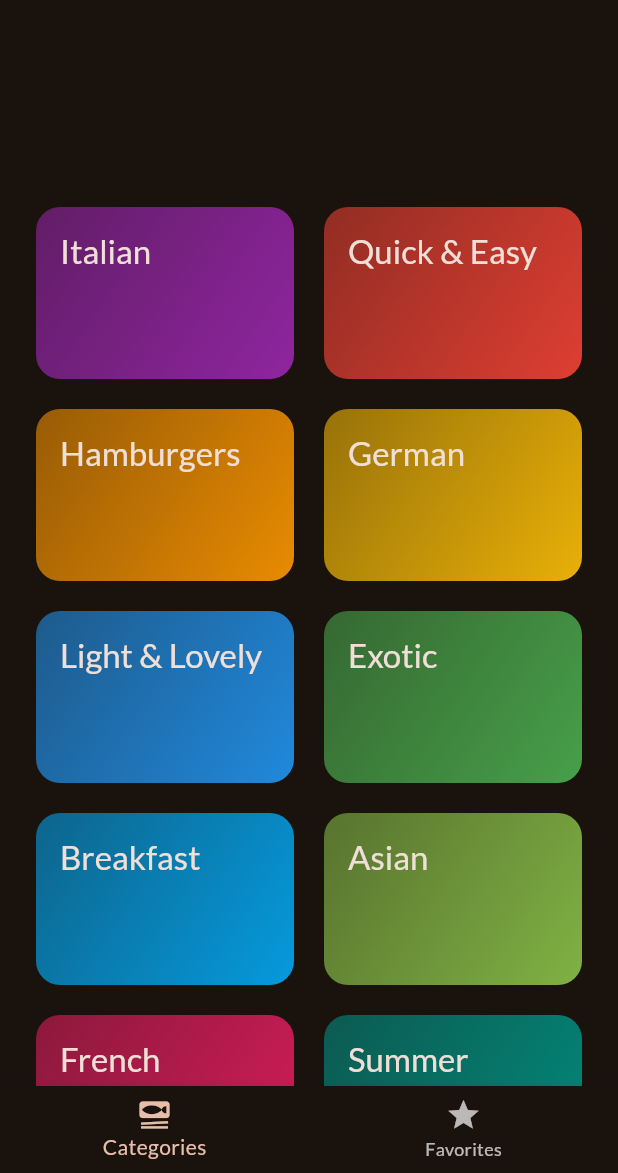
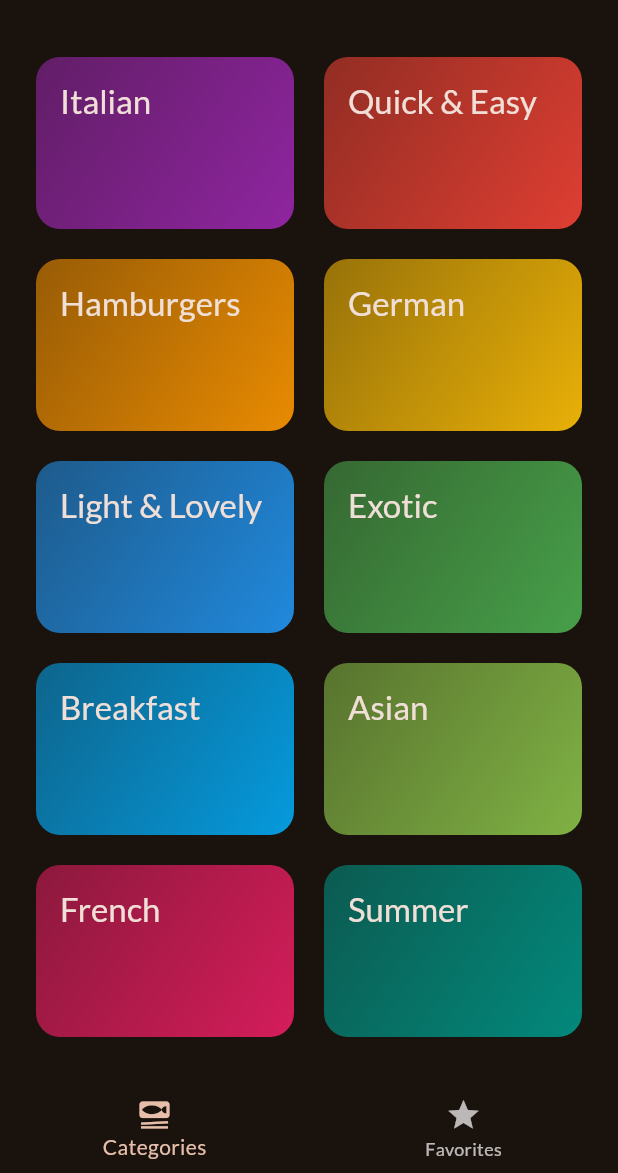
Before and after one commit to imole97/flutter-meal, a Flutter app: the screen it shows after launch, on a phone screen of 412 x 824 dp, the part 63-1236 px from its top. Run offline on Flutter 3.47's test engine with Material 3 defaults, Android fonts, the phone set to English and light mode, and no system bars; our stand-ins replace flutter_riverpod, google_fonts, transparent_image.

Commit message:
minor change

```diff
--- a/lib/screens/meal_categories.dart
+++ b/lib/screens/meal_categories.dart
@@ -80,8 +80,9 @@ class _MealCategoriesScreenState extends State<MealCategoriesScreen>
         }).toList(),
       ),
       builder: (context, child) => Padding(
-              padding: EdgeInsets.only(top: _animationController.value * 100),
+        padding: EdgeInsets.only(top: 100 - _animationController.value * 100),
         child: child,
-            ));
+      ),
+    );
   }
 }
```
Lines whose indentation alone changed are shown as unchanged.
